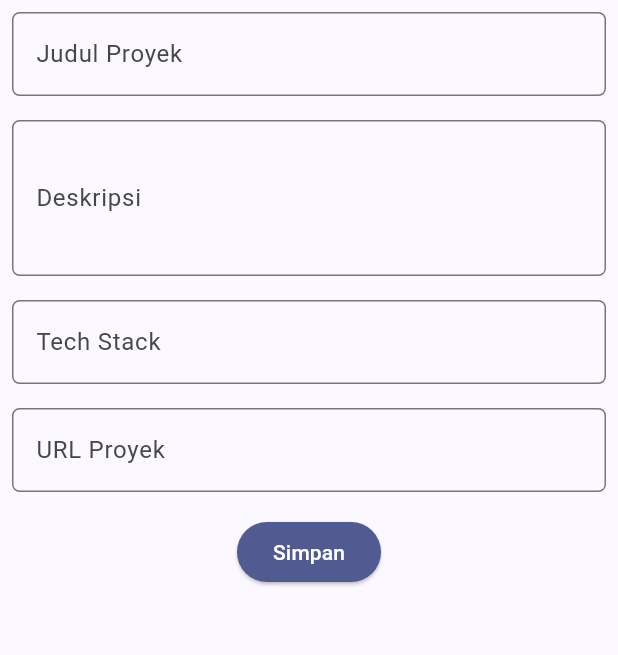
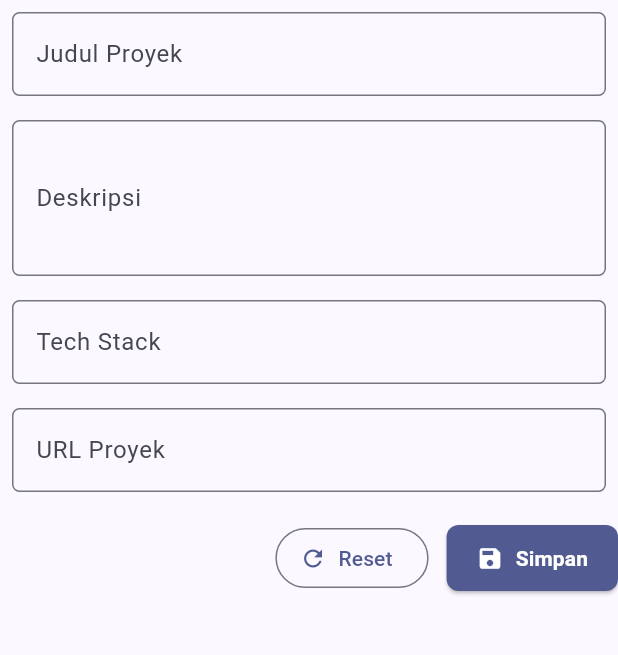
Before and after one commit to adindamddya/myportofolio_mobile, a Flutter app: the ProjectFormPage screen opened directly, on a phone screen of 412 x 824 dp, the part 84-739 px from its top. Run offline on Flutter 3.47's test engine with Material 3 defaults, Android fonts, the phone set to English and light mode, and no system bars.

Commit message:
docs(readme): enrich weekly progress, prompting log, and polish project form UX

```diff
--- a/lib/screens/project_form.dart
+++ b/lib/screens/project_form.dart
@@ -132,15 +132,40 @@ class _ProjectFormPageState extends State<ProjectFormPage> {
                   },
                 ),
               ),
-              Align(
-                alignment: Alignment.bottomCenter,
-                child: Padding(
-                  padding: const EdgeInsets.all(8.0),
-                  child: ElevatedButton(
-                    style: ButtonStyle(
-                      backgroundColor: WidgetStateProperty.all(
-                        Theme.of(context).colorScheme.primary,
+              const SizedBox(height: 12.0),
+              Row(
+                mainAxisAlignment: MainAxisAlignment.end,
+                children: [
+                  OutlinedButton.icon(
+                    icon: const Icon(Icons.refresh),
+                    label: const Text("Reset"),
+                    onPressed: () {
+                      _formKey.currentState!.reset();
+                      setState(() {
+                        _title = "";
+                        _description = "";
+                        _techStack = "";
+                        _projectUrl = "";
+                      });
+                    },
+                  ),
+                  const SizedBox(width: 12.0),
+                  ElevatedButton.icon(
+                    style: ElevatedButton.styleFrom(
+                      backgroundColor: Theme.of(context).colorScheme.primary,
+                      foregroundColor: Colors.white,
+                      padding: const EdgeInsets.symmetric(
+                        horizontal: 20.0,
+                        vertical: 12.0,
                       ),
+                      shape: RoundedRectangleBorder(
+                        borderRadius: BorderRadius.circular(8.0),
+                      ),
+                    ),
+                    icon: const Icon(Icons.save),
+                    label: const Text(
+                      "Simpan",
+                      style: TextStyle(fontWeight: FontWeight.bold),
                     ),
                     onPressed: () {
                       if (_formKey.currentState!.validate()) {
@@ -148,21 +173,30 @@ class _ProjectFormPageState extends State<ProjectFormPage> {
                           context: context,
                           builder: (context) {
                             return AlertDialog(
-                              title: const Text('Proyek Berhasil Tersimpan'),
+                              title: const Row(
+                                children: [
+                                  Icon(Icons.check_circle, color: Colors.green),
+                                  SizedBox(width: 8.0),
+                                  Text('Proyek Tersimpan', style: TextStyle(fontSize: 18.0)),
+                                ],
+                              ),
                               content: SingleChildScrollView(
                                 child: Column(
                                   crossAxisAlignment: CrossAxisAlignment.start,
                                   children: [
                                     Text('Judul: $_title'),
+                                    const SizedBox(height: 4.0),
                                     Text('Deskripsi: $_description'),
+                                    const SizedBox(height: 4.0),
                                     Text('Tech Stack: $_techStack'),
+                                    const SizedBox(height: 4.0),
                                     Text('URL: $_projectUrl'),
                                   ],
                                 ),
                               ),
                               actions: [
                                 TextButton(
-                                  child: const Text('OK'),
+                                  child: const Text('OK', style: TextStyle(fontWeight: FontWeight.bold)),
                                   onPressed: () {
                                     Navigator.pop(context);
                                     _formKey.currentState!.reset();
@@ -172,6 +206,15 @@ class _ProjectFormPageState extends State<ProjectFormPage> {
                                       _techStack = "";
                                       _projectUrl = "";
                                     });
+                                    ScaffoldMessenger.of(context)
+                                      ..hideCurrentSnackBar()
+                                      ..showSnackBar(
+                                        const SnackBar(
+                                          content: Text("Data proyek berhasil disimpan ke portofolio!"),
+                                          backgroundColor: Colors.green,
+                                          behavior: SnackBarBehavior.floating,
+                                        ),
+                                      );
                                   },
                                 ),
                               ],
@@ -180,13 +223,10 @@ class _ProjectFormPageState extends State<ProjectFormPage> {
                         );
                       }
                     },
-                    child: const Text(
-                      "Simpan",
-                      style: TextStyle(color: Colors.white),
-                    ),
                   ),
-                ),
+                ],
               ),
+              const SizedBox(height: 24.0),
             ],
           ),
         ),
```
Also changed, not shown: 1 other file.
